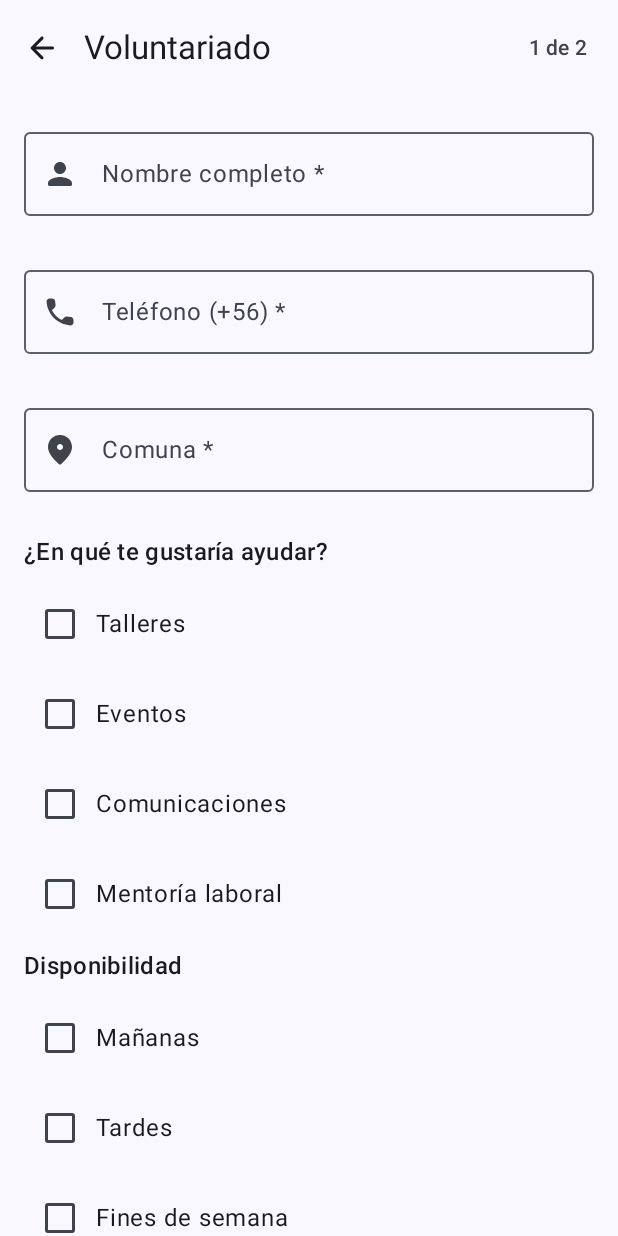
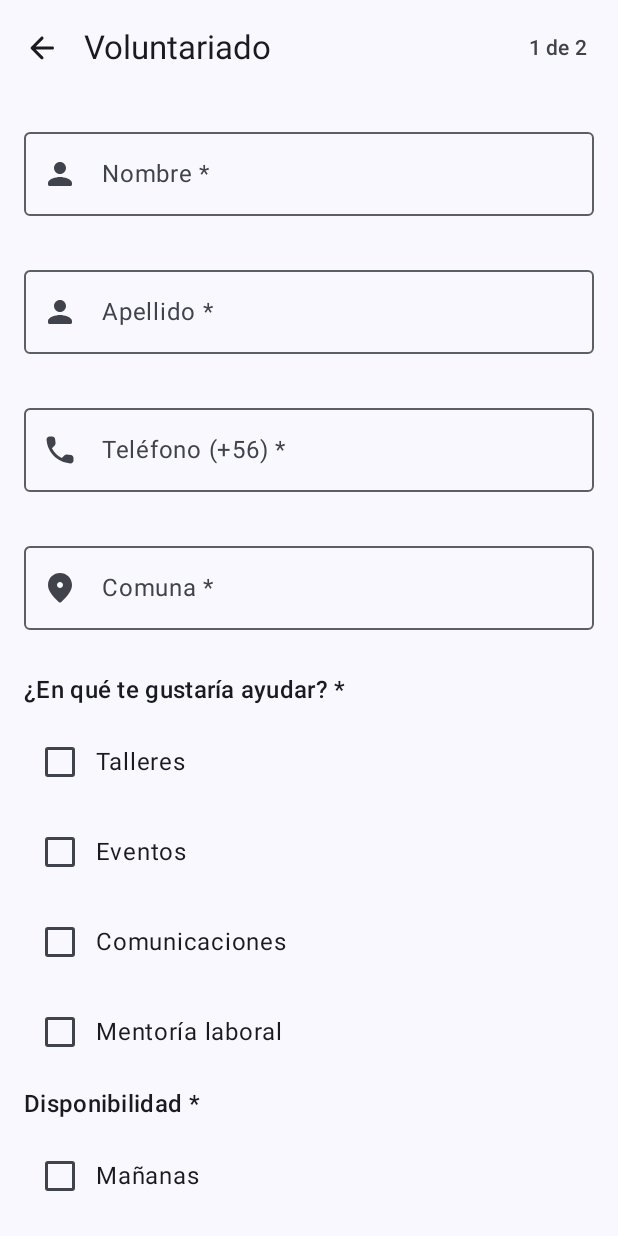
Before and after one commit to pauligonzalezc/AppCorpaliv_Grupo7, an Android app built with Jetpack Compose: the VoluntariadoScreen screen opened through its navigation route, on a phone screen of 412 x 824 dp. Run offline under Robolectric (Android 15) with nearby library versions, the phone set to English and light mode, and no system bars; our stand-ins replace Room's generated code, window size class; pictures from the network do not load.

Commit message:
separa nombre y apellido, valida campos de texto y exige al menos una opcion en voluntariado

```diff
--- a/app/src/main/java/cl/duoc/appcorpaliv/model/ContactoErrores.kt
+++ b/app/src/main/java/cl/duoc/appcorpaliv/model/ContactoErrores.kt
@@ -2,6 +2,7 @@ package cl.duoc.appcorpaliv.model
 
 data class ContactoErrores(
     val nombre: String? = null,
+    val apellido: String? = null,
     val correo: String? = null,
     val mensaje: String? = null,
     val aceptaContacto: String? = null
--- a/app/src/main/java/cl/duoc/appcorpaliv/model/ContactoUiState.kt
+++ b/app/src/main/java/cl/duoc/appcorpaliv/model/ContactoUiState.kt
@@ -4,6 +4,7 @@ data class ContactoUiState(
     val tipo: String = "Alianza inclusión laboral",
     val empresa: String = "",
     val nombre: String = "",
+    val apellido: String = "",
     val correo: String = "",
     val mensaje: String = "",
     val aceptaContacto: Boolean = false,
--- a/app/src/main/java/cl/duoc/appcorpaliv/model/DonacionErrores.kt
+++ b/app/src/main/java/cl/duoc/appcorpaliv/model/DonacionErrores.kt
@@ -3,5 +3,6 @@ package cl.duoc.appcorpaliv.model
 data class DonacionErrores(
     val monto: String? = null,
     val nombre: String? = null,
+    val apellido: String? = null,
     val correo: String? = null
 )
--- a/app/src/main/java/cl/duoc/appcorpaliv/model/DonacionUiState.kt
+++ b/app/src/main/java/cl/duoc/appcorpaliv/model/DonacionUiState.kt
@@ -5,6 +5,7 @@ data class DonacionUiState(
     val monto: String = "10000",
     val destino: String = "Taller Protegido",
     val nombre: String = "",
+    val apellido: String = "",
     val correo: String = "",
     val errores: DonacionErrores = DonacionErrores()
 )
--- a/app/src/main/java/cl/duoc/appcorpaliv/model/VoluntariadoErrores.kt
+++ b/app/src/main/java/cl/duoc/appcorpaliv/model/VoluntariadoErrores.kt
@@ -2,6 +2,9 @@ package cl.duoc.appcorpaliv.model
 
 data class VoluntariadoErrores(
     val nombre: String? = null,
+    val apellido: String? = null,
     val telefono: String? = null,
-    val comuna: String? = null
+    val comuna: String? = null,
+    val intereses: String? = null,
+    val disponibilidad: String? = null
 )
--- a/app/src/main/java/cl/duoc/appcorpaliv/model/VoluntariadoUiState.kt
+++ b/app/src/main/java/cl/duoc/appcorpaliv/model/VoluntariadoUiState.kt
@@ -4,6 +4,7 @@ import android.net.Uri
 
 data class VoluntariadoUiState(
     val nombre: String = "",
+    val apellido: String = "",
     val telefono: String = "",
     val comuna: String = "",
     val talleres: Boolean = false,
--- a/app/src/main/java/cl/duoc/appcorpaliv/ui/screens/VoluntariadoScreen.kt
+++ b/app/src/main/java/cl/duoc/appcorpaliv/ui/screens/VoluntariadoScreen.kt
@@ -55,6 +55,8 @@ import androidx.compose.ui.draw.clip
 import androidx.compose.ui.layout.ContentScale
 import androidx.compose.ui.platform.LocalContext
 import androidx.compose.ui.text.input.KeyboardType
+import androidx.compose.ui.text.input.KeyboardCapitalization
+import androidx.compose.ui.text.input.ImeAction
 import androidx.compose.ui.unit.dp
 import androidx.core.content.FileProvider
 import androidx.lifecycle.viewmodel.compose.viewModel
@@ -121,7 +123,9 @@ fun VoluntariadoScreen(
                     OutlinedTextField(
                         value = estado.nombre,
                         onValueChange = colaboraViewModel::onVoluntarioNombreChange,
-                        label = { Text("Nombre completo *") },
+                        label = { Text("Nombre *") },
+                        singleLine = true,
+                        keyboardOptions = KeyboardOptions(capitalization = KeyboardCapitalization.Words, imeAction = ImeAction.Next),
                         leadingIcon = { Icon(Icons.Rounded.Person, contentDescription = null) },
                         trailingIcon = {
                             if (estado.errores.nombre != null) {
@@ -131,6 +135,27 @@ fun VoluntariadoScreen(
                         isError = estado.errores.nombre != null,
                         supportingText = {
                             estado.errores.nombre?.let {
+                                Text(it, color = MaterialTheme.colorScheme.error)
+                            }
+                        },
+                        modifier = Modifier.fillMaxWidth()
+                    )
+
+                    OutlinedTextField(
+                        value = estado.apellido,
+                        onValueChange = colaboraViewModel::onVoluntarioApellidoChange,
+                        label = { Text("Apellido *") },
+                        singleLine = true,
+                        keyboardOptions = KeyboardOptions(capitalization = KeyboardCapitalization.Words, imeAction = ImeAction.Next),
+                        leadingIcon = { Icon(Icons.Rounded.Person, contentDescription = null) },
+                        trailingIcon = {
+                            if (estado.errores.apellido != null) {
+                                Icon(Icons.Rounded.Error, contentDescription = "Error", tint = MaterialTheme.colorScheme.error)
+                            }
+                        },
+                        isError = estado.errores.apellido != null,
+                        supportingText = {
+                            estado.errores.apellido?.let {
                                 Text(it, color = MaterialTheme.colorScheme.error)
                             }
                         },
@@ -162,6 +187,8 @@ fun VoluntariadoScreen(
                         value = estado.comuna,
                         onValueChange = colaboraViewModel::onComunaChange,
                         label = { Text("Comuna *") },
+                        singleLine = true,
+                        keyboardOptions = KeyboardOptions(capitalization = KeyboardCapitalization.Words, imeAction = ImeAction.Done),
                         leadingIcon = { Icon(Icons.Rounded.LocationOn, contentDescription = null) },
                         trailingIcon = {
                             if (estado.errores.comuna != null) {
@@ -177,7 +204,7 @@ fun VoluntariadoScreen(
                         modifier = Modifier.fillMaxWidth()
                     )
 
-                    Text(text = "¿En qué te gustaría ayudar?", style = MaterialTheme.typography.titleMedium)
+                    Text(text = "¿En qué te gustaría ayudar? *", style = MaterialTheme.typography.titleMedium)
 
                     Row(verticalAlignment = Alignment.CenterVertically) {
                         Checkbox(
@@ -211,7 +238,15 @@ fun VoluntariadoScreen(
                         Text("Mentoría laboral")
                     }
 
-                    Text(text = "Disponibilidad", style = MaterialTheme.typography.titleMedium)
+                    AnimatedVisibility(visible = estado.errores.intereses != null) {
+                        Text(
+                            text = estado.errores.intereses ?: "",
+                            color = MaterialTheme.colorScheme.error,
+                            style = MaterialTheme.typography.bodySmall
+                        )
+                    }
+
+                    Text(text = "Disponibilidad *", style = MaterialTheme.typography.titleMedium)
 
                     Row(verticalAlignment = Alignment.CenterVertically) {
                         Checkbox(
@@ -235,6 +270,14 @@ fun VoluntariadoScreen(
                             onCheckedChange = colaboraViewModel::onFinesDeSemanaChange
                         )
                         Text("Fines de semana")
+                    }
+
+                    AnimatedVisibility(visible = estado.errores.disponibilidad != null) {
+                        Text(
+                            text = estado.errores.disponibilidad ?: "",
+                            color = MaterialTheme.colorScheme.error,
+                            style = MaterialTheme.typography.bodySmall
+                        )
                     }
 
                     Card(
@@ -316,7 +359,7 @@ fun VoluntariadoScreen(
                             modifier = Modifier.padding(16.dp),
                             verticalArrangement = Arrangement.spacedBy(6.dp)
                         ) {
-                            Text("Nombre: ${estado.nombre}")
+                            Text("Nombre: ${estado.nombre.trim()} ${estado.apellido.trim()}")
                             Text("Teléfono: +56 ${estado.telefono}")
                             Text("Comuna: ${estado.comuna}")
                             Text("Intereses:")
```
Also changed, not shown: app/src/main/java/cl/duoc/appcorpaliv/ui/screens/ContactoScreen.kt (+31 -0 lines), app/src/main/java/cl/duoc/appcorpaliv/ui/screens/DonacionScreen.kt (+28 -1 lines), app/src/main/java/cl/duoc/appcorpaliv/utils/Validaciones.kt (added, +35 -0 lines), app/src/main/java/cl/duoc/appcorpaliv/viewmodel/ColaboraViewModel.kt (+48 -25 lines), 1 other file.
